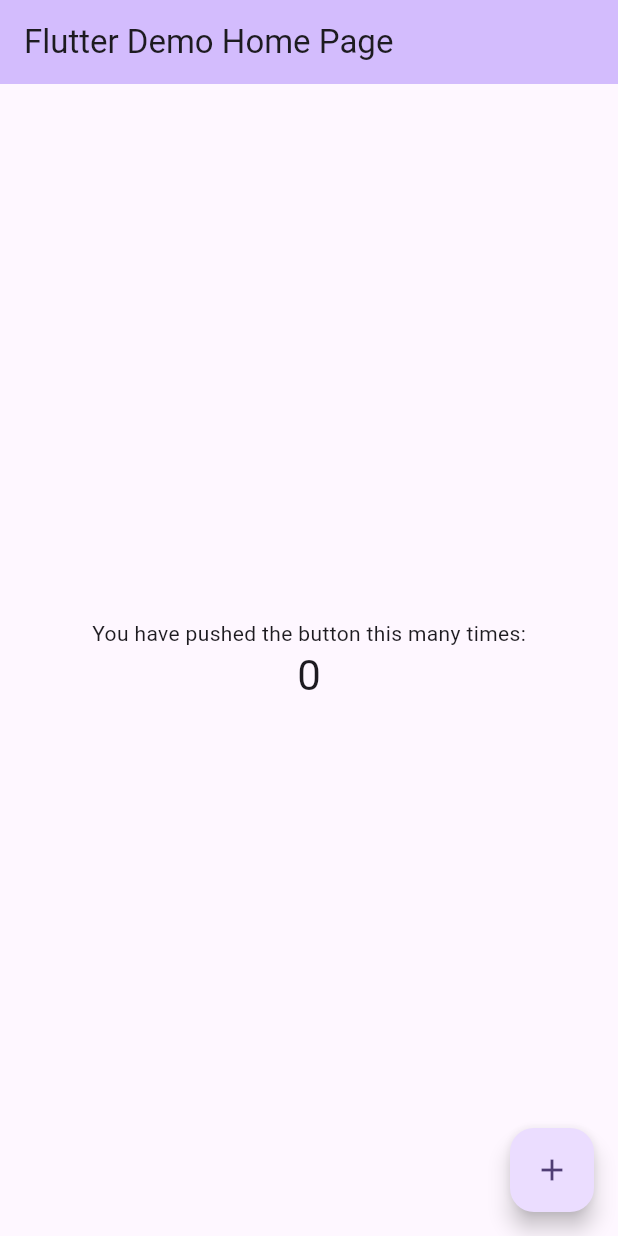
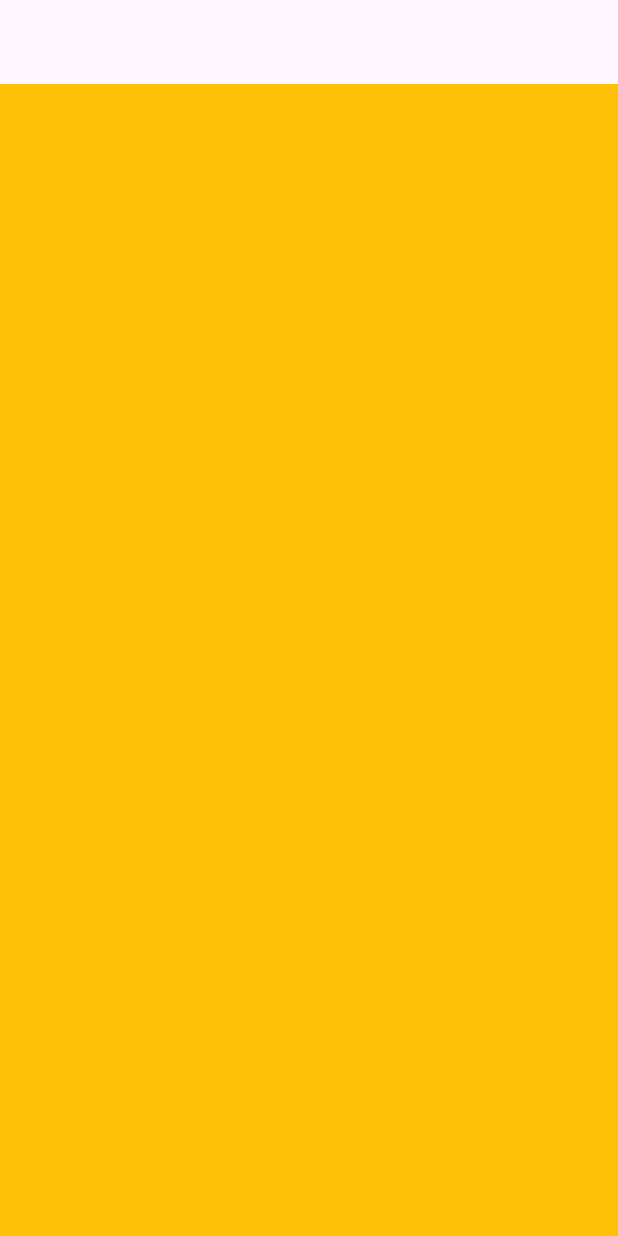
Before and after one commit to siddharthCodesss/quit_smoking_app, a Flutter app: the screen it shows after launch, on a phone screen of 412 x 824 dp. Run offline on Flutter 3.47's test engine with Material 3 defaults, Android fonts, the phone set to English and light mode, and no system bars.

Commit message:
Created Splash View, and architecture

```diff
--- a/lib/main.dart
+++ b/lib/main.dart
@@ -1,4 +1,5 @@
 import 'package:flutter/material.dart';
+import 'package:quit_smoking_app/presentation/splash/view/splash_view.dart';
 
 void main() {
   runApp(const MyApp());
@@ -14,110 +15,9 @@ class MyApp extends StatelessWidget {
     return MaterialApp(
       title: 'Flutter Demo',
       theme: ThemeData(
-        // This is the theme of your application.
-        //
-        // TRY THIS: Try running your application with "flutter run". You'll see
-        // the application has a purple toolbar. Then, without quitting the app,
-        // try changing the seedColor in the colorScheme below to Colors.green
-        // and then invoke "hot reload" (save your changes or press the "hot
-        // reload" button in a Flutter-supported IDE, or press "r" if you used
-        // the command line to start the app).
-        //
-        // Notice that the counter didn't reset back to zero; the application
-        // state is not lost during the reload. To reset the state, use hot
-        // restart instead.
-        //
-        // This works for code too, not just values: Most code changes can be
-        // tested with just a hot reload.
         colorScheme: ColorScheme.fromSeed(seedColor: Colors.deepPurple),
       ),
-      home: const MyHomePage(title: 'Flutter Demo Home Page'),
+      home: SplashView()
     );
   }
 }
-
-class MyHomePage extends StatefulWidget {
-  const MyHomePage({super.key, required this.title});
-
-  // This widget is the home page of your application. It is stateful, meaning
-  // that it has a State object (defined below) that contains fields that affect
-  // how it looks.
-
-  // This class is the configuration for the state. It holds the values (in this
-  // case the title) provided by the parent (in this case the App widget) and
-  // used by the build method of the State. Fields in a Widget subclass are
-  // always marked "final".
-
-  final String title;
-
-  @override
-  State<MyHomePage> createState() => _MyHomePageState();
-}
-
-class _MyHomePageState extends State<MyHomePage> {
-  int _counter = 0;
-
-  void _incrementCounter() {
-    setState(() {
-      // This call to setState tells the Flutter framework that something has
-      // changed in this State, which causes it to rerun the build method below
-      // so that the display can reflect the updated values. If we changed
-      // _counter without calling setState(), then the build method would not be
-      // called again, and so nothing would appear to happen.
-      _counter++;
-    });
-  }
-
-  @override
-  Widget build(BuildContext context) {
-    // This method is rerun every time setState is called, for instance as done
-    // by the _incrementCounter method above.
-    //
-    // The Flutter framework has been optimized to make rerunning build methods
-    // fast, so that you can just rebuild anything that needs updating rather
-    // than having to individually change instances of widgets.
-    return Scaffold(
-      appBar: AppBar(
-        // TRY THIS: Try changing the color here to a specific color (to
-        // Colors.amber, perhaps?) and trigger a hot reload to see the AppBar
-        // change color while the other colors stay the same.
-        backgroundColor: Theme.of(context).colorScheme.inversePrimary,
-        // Here we take the value from the MyHomePage object that was created by
-        // the App.build method, and use it to set our appbar title.
-        title: Text(widget.title),
-      ),
-      body: Center(
-        // Center is a layout widget. It takes a single child and positions it
-        // in the middle of the parent.
-        child: Column(
-          // Column is also a layout widget. It takes a list of children and
-          // arranges them vertically. By default, it sizes itself to fit its
-          // children horizontally, and tries to be as tall as its parent.
-          //
-          // Column has various properties to control how it sizes itself and
-          // how it positions its children. Here we use mainAxisAlignment to
-          // center the children vertically; the main axis here is the vertical
-          // axis because Columns are vertical (the cross axis would be
-          // horizontal).
-          //
-          // TRY THIS: Invoke "debug painting" (choose the "Toggle Debug Paint"
-          // action in the IDE, or press "p" in the console), to see the
-          // wireframe for each widget.
-          mainAxisAlignment: MainAxisAlignment.center,
-          children: <Widget>[
-            const Text('You have pushed the button this many times:'),
-            Text(
-              '$_counter',
-              style: Theme.of(context).textTheme.headlineMedium,
-            ),
-          ],
-        ),
-      ),
-      floatingActionButton: FloatingActionButton(
-        onPressed: _incrementCounter,
-        tooltip: 'Increment',
-        child: const Icon(Icons.add),
-      ), // This trailing comma makes auto-formatting nicer for build methods.
-    );
-  }
-}
--- /dev/null
+++ b/lib/presentation/splash/view/splash_view.dart
@@ -0,0 +1,22 @@
+import 'package:flutter/material.dart';
+
+class SplashView extends StatefulWidget {
+  const SplashView({super.key});
+
+  @override
+  State<SplashView> createState() => _SplashViewState();
+}
+
+class _SplashViewState extends State<SplashView> {
+  @override
+  Widget build(BuildContext context) {
+    return Scaffold(
+      appBar: AppBar(),
+      body: Container(
+        height: MediaQuery.of(context).size.height,
+        width: MediaQuery.of(context).size.width,
+        color: Colors.amber,
+      ),
+    );
+  }
+}
--- a/pubspec.yaml
+++ b/pubspec.yaml
@@ -34,6 +34,12 @@ dependencies:
   # The following adds the Cupertino Icons font to your application.
   # Use with the CupertinoIcons class for iOS style icons.
   cupertino_icons: ^1.0.8
+  flutter_bloc: ^9.1.0
+  rxdart: ^0.28.0
+  shared_preferences: ^2.5.3
+  dio: ^5.8.0+1
+  get: ^4.7.2
+  get_it: ^8.0.3
 
 dev_dependencies:
   flutter_test:
```
Also changed, not shown: pubspec.lock.
